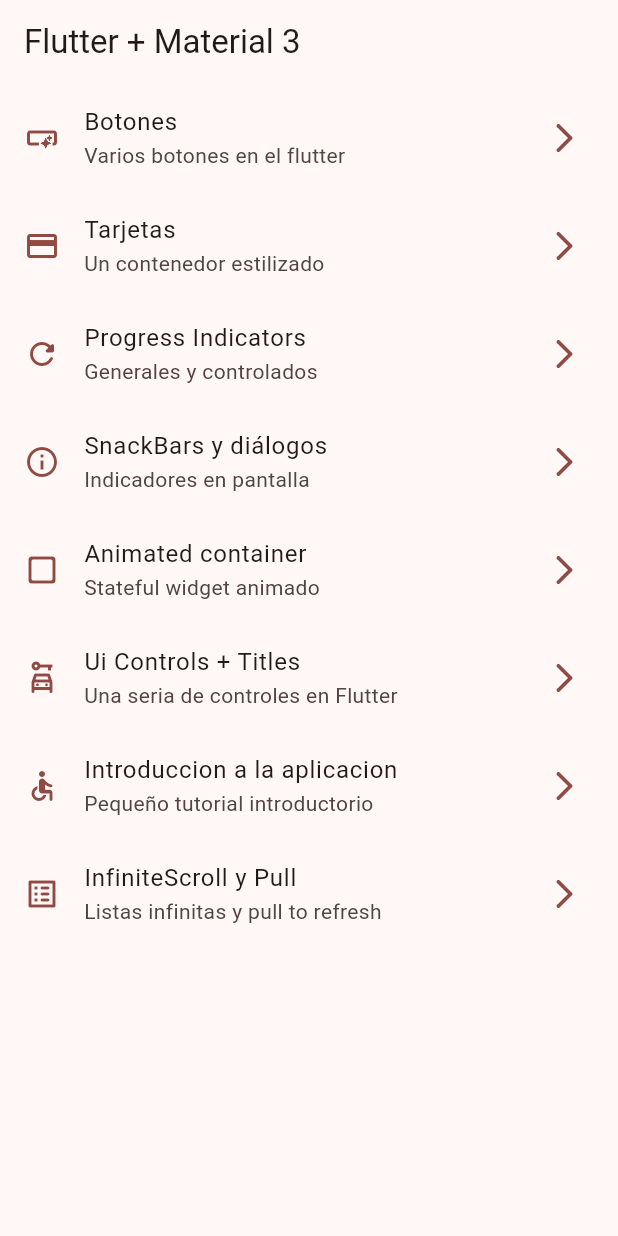
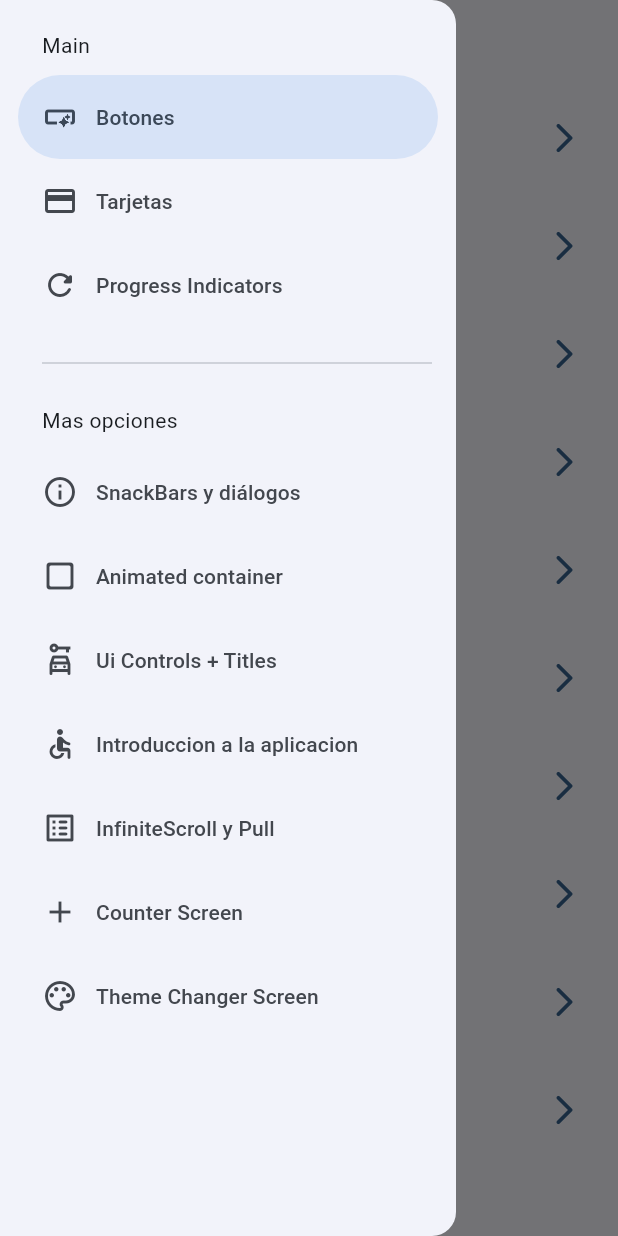
Before and after one commit to dani3571/WidgetsApp, a Flutter app: the screen it shows after launch, with the side drawer open (before the commit the screen has no drawer), on a phone screen of 412 x 824 dp. Run offline on Flutter 3.47's test engine with Material 2 defaults, Android fonts, the phone set to English and light mode, and no system bars; our stand-ins replace animate_do, flutter_riverpod, go_router; missing offline and left inert: dart:ffi.

Commit message:
App completada

```diff
--- a/lib/config/menu/menu_items.dart
+++ b/lib/config/menu/menu_items.dart
@@ -51,11 +51,19 @@ const appMenuItems = <MenuItem>[
       subTitle: 'Pequeño tutorial introductorio',
       link: '/tutorial',
       icon: Icons.accessible_rounded),
-       MenuItem(
+  MenuItem(
       title: 'InfiniteScroll y Pull',
       subTitle: 'Listas infinitas y pull to refresh',
       link: '/infinite',
-      icon: Icons.list_alt_rounded
-    ),
-
+      icon: Icons.list_alt_rounded),
+  MenuItem(
+      title: 'Counter Screen',
+      subTitle: 'Contador de numeros',
+      link: '/counter',
+      icon: Icons.add),
+  MenuItem(
+      title: 'Theme Changer Screen',
+      subTitle: 'Cambiar tema de la aplicacion',
+      link: '/theme_changer',
+      icon: Icons.color_lens_outlined),
 ];
--- a/lib/config/router/app_router.dart
+++ b/lib/config/router/app_router.dart
@@ -1,6 +1,7 @@
 import 'package:go_router/go_router.dart';
+import 'package:widgets_app/presentation/screens/counter/counter_screen.dart';
 import 'package:widgets_app/presentation/screens/screens.dart';
-
+import 'package:widgets_app/presentation/screens/theme_changer/theme_changer_screen.dart';
 
 // GoRouter configuration
 final appRouter = GoRouter(
@@ -23,12 +24,12 @@ final appRouter = GoRouter(
       path: '/cards',
       builder: (context, state) => const CardsScreen(),
     ),
-     GoRoute(
+    GoRoute(
       name: ProgressScreen.name,
       path: '/progress',
       builder: (context, state) => const ProgressScreen(),
     ),
-     GoRoute(
+    GoRoute(
       name: SnackbarScreen.name,
       path: '/snackbars',
       builder: (context, state) => const SnackbarScreen(),
@@ -48,15 +49,20 @@ final appRouter = GoRouter(
       path: '/tutorial',
       builder: (context, state) => const AppTutorialScreen(),
     ),
-      GoRoute(
+    GoRoute(
       name: InfiniteScrollScreen.name,
       path: '/infinite',
       builder: (context, state) => const InfiniteScrollScreen(),
     ),
-
-
-
-
-
+    GoRoute(
+      name: CounterScreen.name,
+      path: '/counter',
+      builder: (context, state) => const CounterScreen(),
+    ),
+    GoRoute(
+      name: ThemeChangerScreen.name,
+      path: '/theme_changer',
+      builder: (context, state) => const ThemeChangerScreen(),
+    ),
   ],
 );
--- a/lib/config/theme/app_theme.dart
+++ b/lib/config/theme/app_theme.dart
@@ -16,8 +16,8 @@ const colorList = <Color>[
 class AppTheme{
 
   final int selectedColor;
-
-  AppTheme({this.selectedColor = 0 })
+  final bool isDarkMode;
+  AppTheme({this.selectedColor = 0 , this.isDarkMode=false})
   : assert(selectedColor >= 0, 'Select color must be greater then 0'),
     assert(selectedColor < colorList.length, 'Selected color must be less or equal than ${colorList.length - 1}');
 
@@ -25,6 +25,7 @@ class AppTheme{
 
   ThemeData getTheme() =>ThemeData(
     useMaterial3: true,
+    brightness: isDarkMode ? Brightness.dark : Brightness.light,
     colorSchemeSeed: colorList[selectedColor],
     // * Podemos personalizar el appTheme desde aqui
     appBarTheme: const AppBarTheme(
@@ -32,5 +33,14 @@ class AppTheme{
     ),
   );
 
+  // retorna una instancia de AppTheme se utiliza para que las variables de AppTheme sean inmutables
+  AppTheme copyWith({
+   int? selectedColor,
+   bool? isDarkMode
+  }) => AppTheme(
+     selectedColor: selectedColor ?? this.selectedColor,
+     isDarkMode: isDarkMode ?? this.isDarkMode
+  );
+
 
 }
--- a/lib/main.dart
+++ b/lib/main.dart
@@ -1,21 +1,31 @@
 import 'package:flutter/material.dart';
+import 'package:flutter_riverpod/flutter_riverpod.dart';
 import 'package:widgets_app/config/router/app_router.dart';
 import 'package:widgets_app/config/theme/app_theme.dart';
+import 'package:widgets_app/presentation/providers/theme_provider.dart';
 
 void main() {
-  runApp(const MainApp());
+  runApp(
+    // integrando riverpood
+     const ProviderScope(
+      child: MainApp(),
+    ),
+);
 }
 
-class MainApp extends StatelessWidget {
+class MainApp extends ConsumerWidget {
   const MainApp({super.key});
 
   @override
-  Widget build(BuildContext context) {
+  Widget build(BuildContext context, WidgetRef ref) {
+    //final isDarkMode = ref.watch(isDarkModeProvider);
+    // final selectedThemeColor = ref.watch(selectedIndexColorProvider);
+      final AppTheme appTheme = ref.watch(themeNotifierProvider);
     // * Para usar el go_router usamos el .router en MaterialApp
     return MaterialApp.router(
       title: 'Flutter Widgets', //*Titulo de la aplicacion que se muestra en los dialogos
       debugShowCheckedModeBanner: false,
-      theme: AppTheme(selectedColor:3).getTheme(),
+      theme: AppTheme(selectedColor:appTheme.selectedColor, isDarkMode: appTheme.isDarkMode).getTheme(),
       // ! 2 - routes es una forma de crear rutas hacia otras pantallas
       /*
       routes: {
--- /dev/null
+++ b/lib/presentation/providers/theme_provider.dart
@@ -0,0 +1,37 @@
+import 'package:flutter_riverpod/flutter_riverpod.dart';
+import 'package:widgets_app/config/theme/app_theme.dart';
+
+
+//Listado de colores inmutable
+final colorListProvider = Provider((ref) => colorList);
+
+final isDarkModeProvider = StateProvider<bool>((ref) => false);
+
+
+final selectedIndexColorProvider = StateProvider<int>((ref) => 0);
+
+// Objeto de tipo AppTheme (custom)
+// El StateNotifierProvider es parecido al StateProvider pero se usa en casos mas elaborados
+final themeNotifierProvider = StateNotifierProvider<ThemeNotifierController, AppTheme >((ref) => ThemeNotifierController());
+
+
+class ThemeNotifierController extends StateNotifier<AppTheme>{
+  // Creamos la primera instancia del AppTheme
+  // Estado = Nueva instancia del AppTheme
+  ThemeNotifierController(): super(AppTheme());
+  // ! Con el state podemos acceder a las propiedades del AppThme
+/*
+  void algo(){
+    state.
+  }
+*/
+
+  void toggleDarkMode(){
+   // * El nuevo estado sera igual a la copia del actual estado enviando el isDarkMode como valor opuesto al valor que tengamos ahi actualmente
+   state = state.copyWith(isDarkMode: !state.isDarkMode);
+    }
+
+  void changeColorIndex(int index){
+    state = state.copyWith(selectedColor: index);
+  }
+}
--- a/lib/presentation/screens/animated/animated_screen.dart
+++ b/lib/presentation/screens/animated/animated_screen.dart
@@ -20,8 +20,8 @@ class _AnimatedScreenState extends State<AnimatedScreen> {
   void changeShape(){
     final random = Random();
 
-    width = random.nextInt(300)+ 120; // * El valor inicial sera 50
-    height= random.nextInt(300)+ 120; // * El valor inicial - minimo sera 50
+    width = random.nextInt(300) + 120; // * El valor inicial sera 50
+    height= random.nextInt(300) + 120; // * El valor inicial - minimo sera 50
     borderRadius = random.nextInt(100) + 20.0;
 
     color = Color.fromARGB(
--- a/lib/presentation/screens/home/home_screen.dart
+++ b/lib/presentation/screens/home/home_screen.dart
@@ -1,21 +1,27 @@
 import 'package:flutter/material.dart';
 import 'package:go_router/go_router.dart';
 import 'package:widgets_app/config/menu/menu_items.dart';
-import 'package:widgets_app/presentation/screens/cards/cards_screen.dart';
+
+import 'package:widgets_app/presentation/widgets/side_menu.dart';
 class HomeScreen extends StatelessWidget {
     // ! Utilizamos static para no crear instancias de la clase _HomeView
   static const String name = 'home_screen';
+
 
   const HomeScreen({super.key});
 
   @override
   Widget build(BuildContext context) {
+    // estado del scaffold
+    final scaffoldKey = GlobalKey<ScaffoldState>();
     return Scaffold(
       appBar: AppBar(
+        key: scaffoldKey,
         title: const Text('Flutter + Material 3'),
         centerTitle: false,
       ),
       body: const _HomeView(),
+      drawer: SideMenu(scaffoldKey: scaffoldKey,)
     );
   }
 }
--- a/lib/presentation/screens/screens.dart
+++ b/lib/presentation/screens/screens.dart
@@ -1,5 +1,9 @@
 
 // ! Archivo de barril el cual exporta a buttons, cards y demas pantallas
+export 'package:widgets_app/presentation/screens/theme_changer/theme_changer_screen.dart';
+
+export 'package:widgets_app/presentation/screens/counter/counter_screen.dart';
+
 export 'package:widgets_app/presentation/screens/animated/animated_screen.dart';
 export 'package:widgets_app/presentation/screens/app_tutorial/app_tutorial_screen.dart';
 export 'package:widgets_app/presentation/screens/infinite_scroll/infinite_scroll_screen.dart';
--- /dev/null
+++ b/lib/presentation/widgets/side_menu.dart
@@ -0,0 +1,73 @@
+import 'package:flutter/material.dart';
+import 'package:go_router/go_router.dart';
+import 'package:widgets_app/config/menu/menu_items.dart';
+
+
+
+class SideMenu extends StatefulWidget {
+  final GlobalKey<ScaffoldState> scaffoldKey;
+  const SideMenu({super.key, required this.scaffoldKey});
+
+  @override
+  State<SideMenu> createState() => _SideMenuState();
+}
+
+class _SideMenuState extends State<SideMenu> {
+  int navDrawerIndex= 0;
+
+  @override
+  Widget build(BuildContext context) {
+    // ! Verficamos si el dispositivo tiene notch
+    // * Notch es un espacio que no se peude ocupar en el desarrollo como la barra superior de los iphone
+    // * Si el padding top es mayor a 35 es que se tiene un notch
+    final hasNotch = MediaQuery.of(context).viewPadding.top > 35;
+
+
+    return NavigationDrawer(
+      // * El selectedIndex nos hara todo el trabajo de seleccion en los elementos del NavigationDrawer
+          selectedIndex: navDrawerIndex,
+        // * Para marcar la opcion del drawer
+          onDestinationSelected: (value) {
+
+            setState(() {
+              navDrawerIndex = value;
+            });
+
+            final menuItem = appMenuItems[value];
+
+            context.push(menuItem.link);
+            widget.scaffoldKey.currentState?.closeDrawer();
+          },
+      children: [
+          Padding(
+            // * Si tiene notch el padding top sera de 0 caso contrario de 20
+            padding: EdgeInsets.fromLTRB(28,hasNotch ? 0: 20,16,10),
+            child: const Text('Main'),
+          ),
+         ...appMenuItems
+         .sublist(0,3) // * Esto para solo tener los primeros 3 elementos del listado
+         .map((item) => NavigationDrawerDestination(
+            icon: Icon(item.icon),
+            label: Text(item.title)
+          )),
+          const Padding(
+            padding: EdgeInsets.fromLTRB(28, 16, 16, 10),
+            child: Divider(), // * Divider es un Widget que crea una linea
+
+          ),
+          const Padding(
+            // * Si tiene notch el padding top sera de 0 caso contrario de 20
+            padding: EdgeInsets.fromLTRB(28,10,16,10),
+            child: Text('Mas opciones'),
+          ),
+          ...appMenuItems
+         .sublist(3) // * Mostramos los elementos del 3 para adelante
+         .map((item) => NavigationDrawerDestination(
+            icon: Icon(item.icon),
+            label: Text(item.title)
+          )),
+
+      ]
+    );
+  }
+}
--- a/pubspec.yaml
+++ b/pubspec.yaml
@@ -10,6 +10,7 @@ dependencies:
   animate_do: ^3.0.2
   flutter:
     sdk: flutter
+  flutter_riverpod: ^2.4.9
   go_router: ^9.0.3
 
 dev_dependencies:
```
Also changed, not shown: lib/presentation/providers/counter_provider.dart (added, +8 -0 lines), lib/presentation/screens/counter/counter_screen.dart (added, +44 -0 lines), lib/presentation/screens/theme_changer/theme_changer_screen.dart (added, +59 -0 lines), pubspec.lock.
